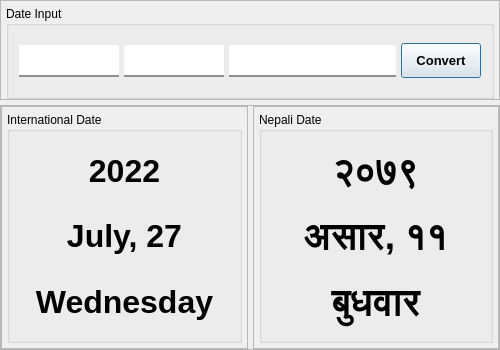
The window that assets/UI/DateConverter.ui (mentormaya/Maya-Utility-App) describes before a commit, drawn with Qt 5.
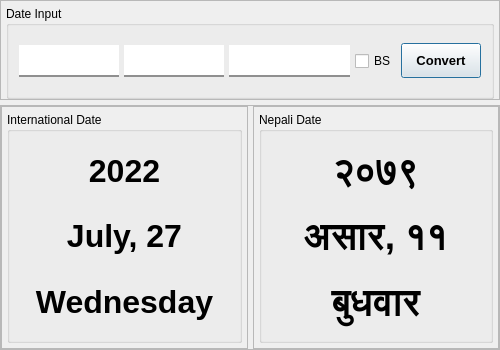
The same window after the commit.

Commit message: date converter finalized

```diff
--- a/assets/UI/DateConverter.ui
+++ b/assets/UI/DateConverter.ui
@@ -105,15 +105,25 @@
          <property name="bottomMargin">
           <number>10</number>
          </property>
-         <item>
-          <widget class="QLineEdit" name="month_input"/>
-         </item>
          <item>
           <widget class="QLineEdit" name="date_input"/>
          </item>
+         <item>
+          <widget class="QLineEdit" name="month_input"/>
+         </item>
          <item>
           <widget class="QLineEdit" name="year_input"/>
          </item>
+         <item>
+          <widget class="QCheckBox" name="BS_AD">
+           <property name="text">
+            <string>BS</string>
+           </property>
+           <property name="tristate">
+            <bool>false</bool>
+           </property>
+          </widget>
+         </item>
          <item>
           <widget class="QPushButton" name="convert_btn">
            <property name="minimumSize">
```
The commit also changes 3 other files.
